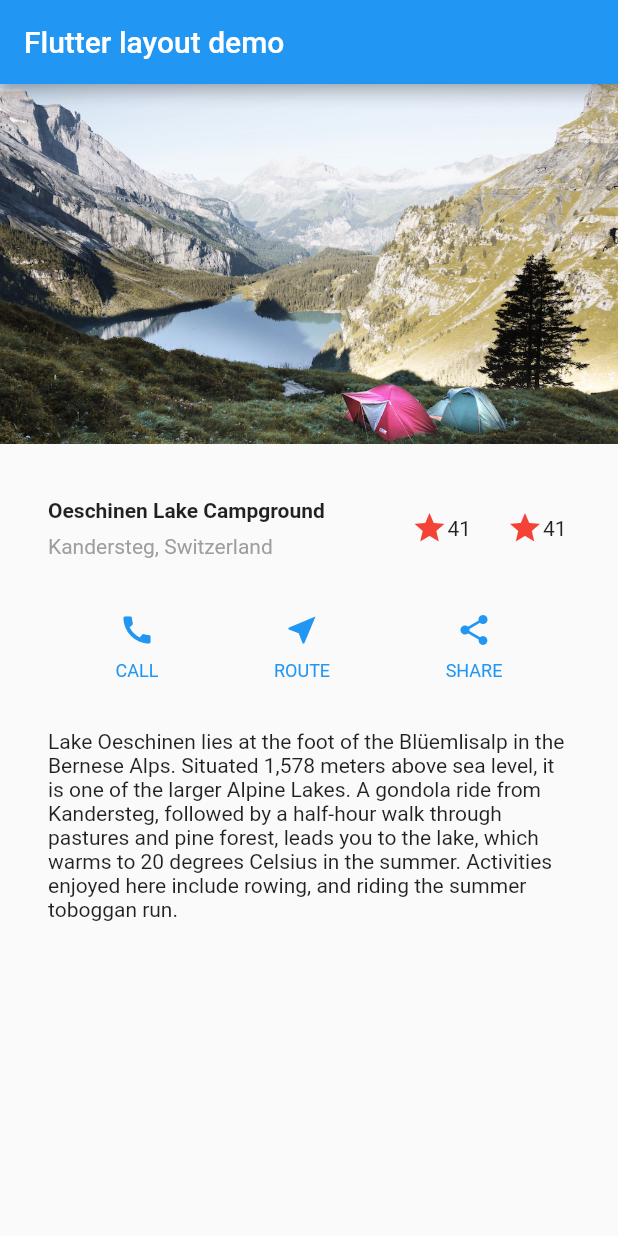
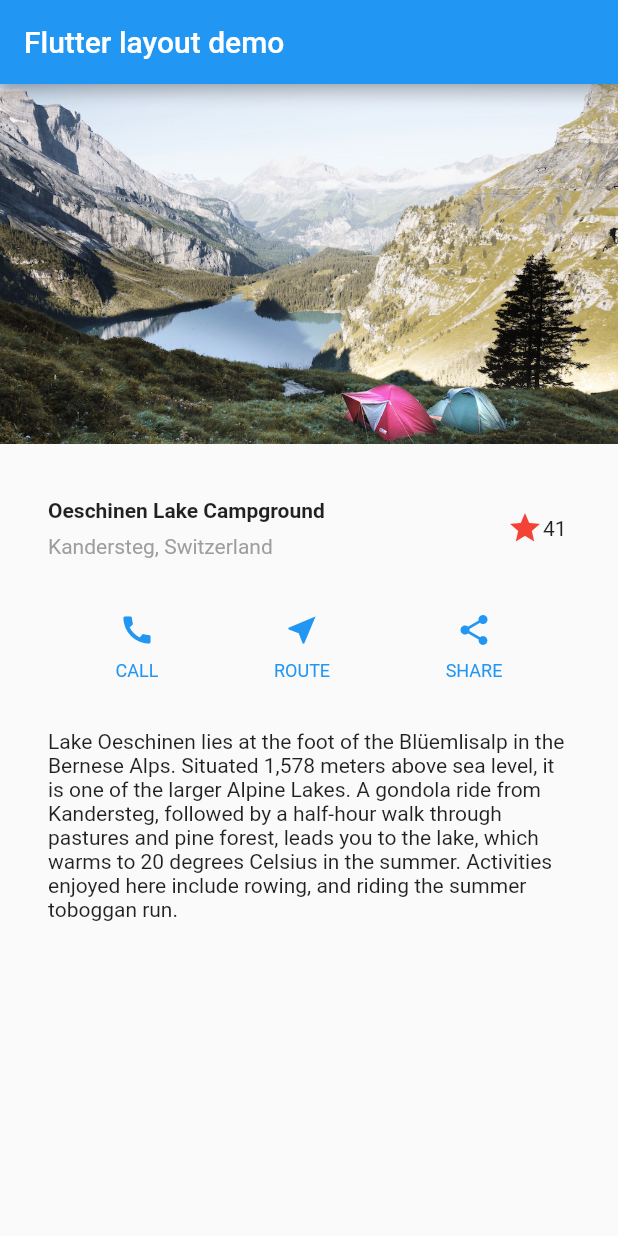
Before and after one commit to JPalmDesign/Flutter-Tutorial, a Flutter app: the screen it shows after launch, on a phone screen of 412 x 824 dp. Run offline on Flutter 3.47's test engine with Material 2 defaults, Android fonts, the phone set to English and light mode, and no system bars.

Commit message:
Single clickable star

```diff
--- a/lib/main.dart
+++ b/lib/main.dart
@@ -245,11 +245,11 @@ class MyApp extends StatelessWidget {
             ),
           ),
           /*3*/
-          Icon(
+          /*Icon(
             Icons.star,
             color: Colors.red[500],
           ),
-          const Text('41'),
+          const Text('41'),*/
           const FavoriteWidget(),
         ],
       ),
```
